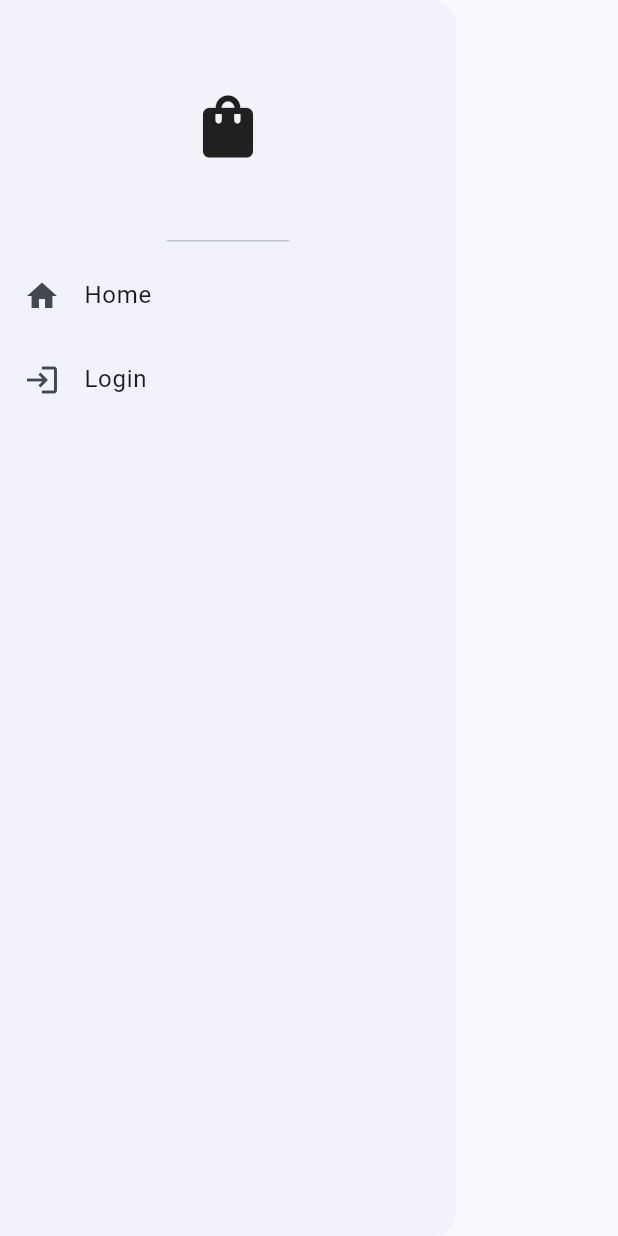
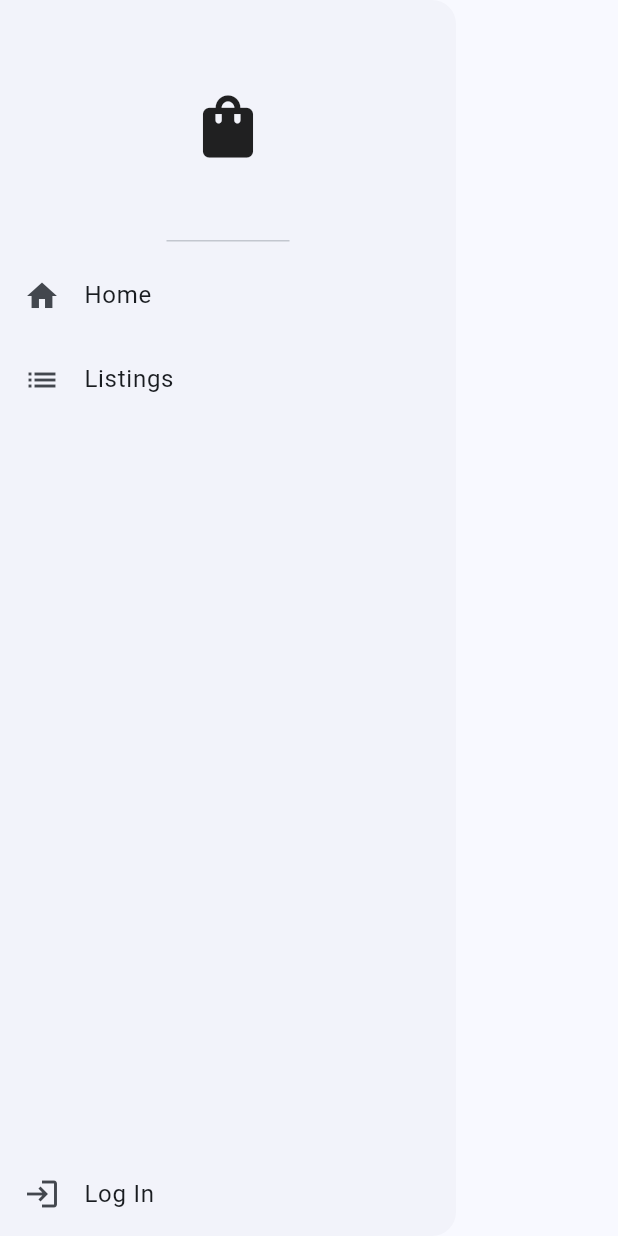
Before and after one commit to gusalbukrk/mobile, a Flutter app: the MyDrawer widget shown alone on an empty page, opened directly, on a phone screen of 412 x 824 dp. Run offline on Flutter 3.47's test engine with Material 3 defaults, Android fonts, the phone set to English and light mode, and no system bars; our stand-ins replace shared_preferences; accounts and stored records are empty; network calls fail.

Commit message:
add `log in`, `log out` links in the drawer

```diff
--- a/lib/components/my_drawer.dart
+++ b/lib/components/my_drawer.dart
@@ -1,7 +1,18 @@
 import 'package:flutter/material.dart';
+import 'package:shared_preferences/shared_preferences.dart';
 
 class MyDrawer extends StatelessWidget {
   const MyDrawer({Key? key}) : super(key: key);
+
+  Future<String?> getUser() async {
+    SharedPreferences prefs = await SharedPreferences.getInstance();
+    return prefs.getString('user');
+  }
+
+  Future<void> deleteUser() async {
+    SharedPreferences prefs = await SharedPreferences.getInstance();
+    prefs.remove('user');
+  }
 
   @override
   Widget build(BuildContext context) {
@@ -25,13 +36,47 @@ class MyDrawer extends StatelessWidget {
             },
           ),
           ListTile(
-            leading: const Icon(Icons.login),
-            title: const Text('Login'),
+            leading: const Icon(Icons.list),
+            title: const Text('Listings'),
             onTap: () {
               // otherwise, drawer will be open after back button is pressed
               Navigator.pop(context);
 
-              Navigator.pushNamed(context, '/login');
+              Navigator.pushNamed(context, '/listings');
+            },
+          ),
+          Expanded(child: Container()),
+          // generate FutureBuilder
+          FutureBuilder<String?>(
+            future: getUser(),
+            builder: (BuildContext context, AsyncSnapshot<String?> snapshot) {
+              if (snapshot.connectionState == ConnectionState.waiting) {
+                return const SizedBox.shrink();
+              } else {
+                return snapshot.data == null
+                    ? ListTile(
+                        leading: const Icon(Icons.login),
+                        title: const Text('Log In'),
+                        onTap: () {
+                          // otherwise, drawer will be open after back button is pressed
+                          Navigator.pop(context);
+
+                          Navigator.pushNamed(context, '/login');
+                        },
+                      )
+                    : ListTile(
+                        leading: const Icon(Icons.logout),
+                        title: const Text('Log Out'),
+                        onTap: () {
+                          // otherwise, drawer will be open after back button is pressed
+                          Navigator.pop(context);
+
+                          deleteUser();
+
+                          Navigator.pushNamed(context, '/');
+                        },
+                      );
+              }
             },
           ),
         ],
--- a/lib/pages/home.dart
+++ b/lib/pages/home.dart
@@ -47,8 +47,10 @@ class _HomePageState extends State<HomePage> {
                   // return CircularProgressIndicator();
                   return const Text('loading....');
                 } else {
-                  // Use snapshot.data here
-                  return Text('Hello, ${snapshot.data ?? "visitor"}!');
+                  return Text(
+                    'Hello, ${snapshot.data ?? "visitor"}!',
+                    style: Theme.of(context).textTheme.titleLarge,
+                  );
                 }
               },
             ),
```
